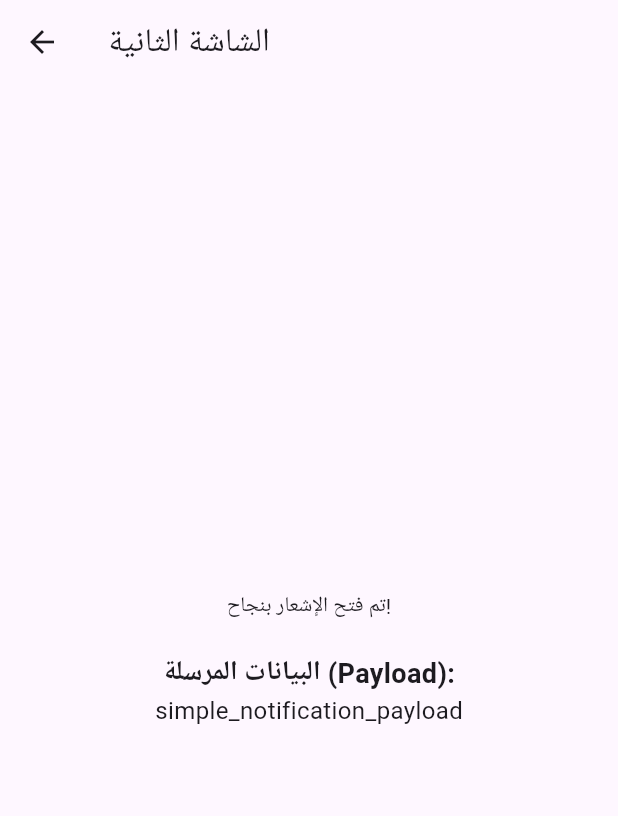
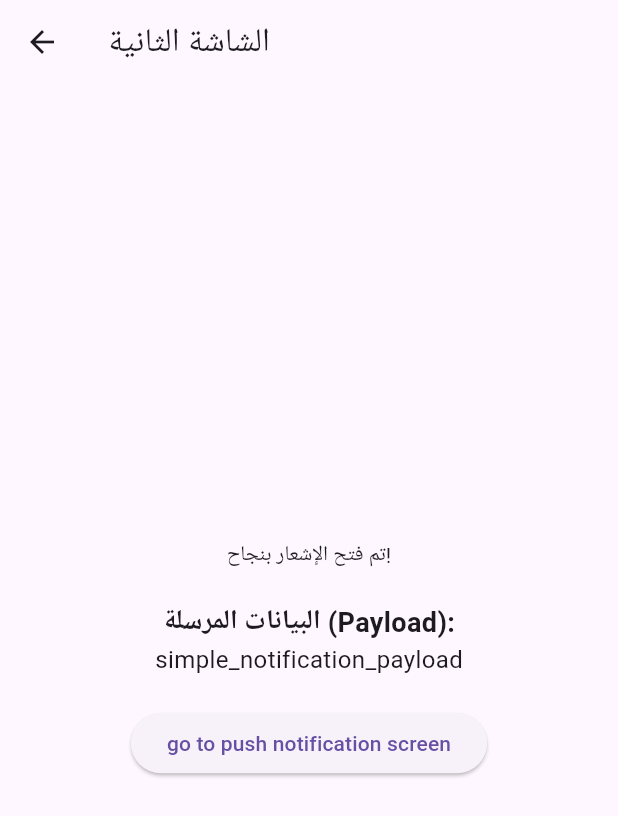
Before and after one commit to azzas7dawy/Movie-App, a Flutter app: the screen it shows after launch, after a tap on "إظهار إشعار فوري", on a phone screen of 412 x 824 dp. Shown: the top 816 px of the screen. Run offline on Flutter 3.47's test engine with Material 3 defaults, Android fonts, the light colour scheme and no system bars; our stand-ins replace bloc, dio, firebase_core, firebase_messaging, flutter_bloc, flutter_local_notifications and 3 more; accounts and stored records are empty; generated files the repository leaves out were written again.

Commit message:
push notification  fcm done

```diff
--- a/lib/main.dart
+++ b/lib/main.dart
@@ -75,6 +75,7 @@ class MyApp extends StatelessWidget {
           return SecondScreen(payload: args);
         },
         PushNotificationScreen.routeName: (context) => const PushNotificationScreen(),
+
       },
       // (2) تعيين مفتاح الملاحة
 
--- a/lib/second_screen.dart
+++ b/lib/second_screen.dart
@@ -28,6 +28,13 @@ class SecondScreen extends StatelessWidget {
               payload,
               style: TextStyle(fontSize: 16),
             ),
+            SizedBox(height: 20),
+            ElevatedButton(
+              onPressed: () {
+            Navigator.pushNamed(context, PushNotificationScreen.routeName);
+              },
+              child: Text('go to push notification screen'),
+            ),
           ],
         ),
       ),
```
